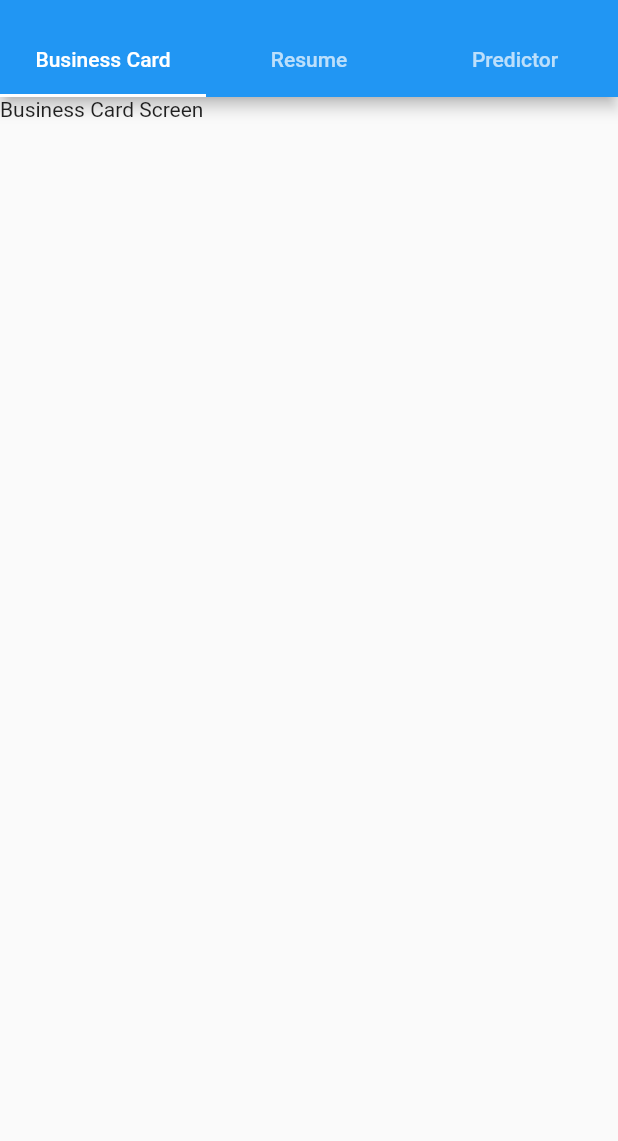
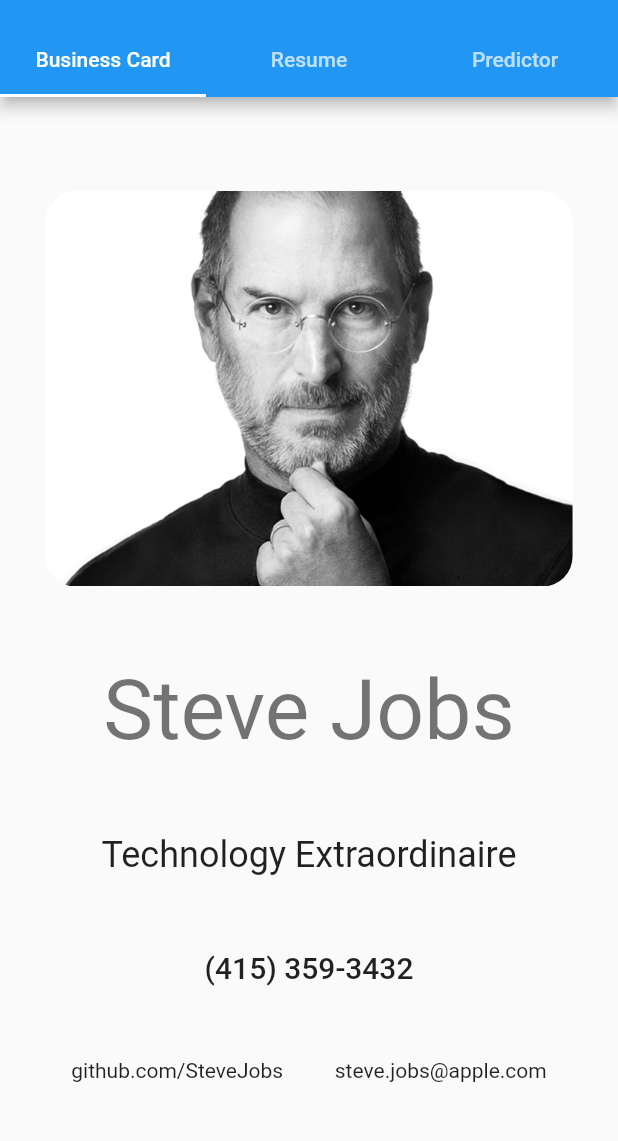
Before and after one commit to Schow94/Call-Me-Maybe, a Flutter app: the screen it shows after launch, on a phone screen of 412 x 824 dp, the part 59-1200 px from its top. Run offline on Flutter 3.47's test engine with Material 2 defaults, Android fonts, the phone set to English and light mode, and no system bars.

Commit message:
Work on BusinessCard Screen

```diff
--- a/lib/screens/business_card_screen.dart
+++ b/lib/screens/business_card_screen.dart
@@ -5,8 +5,48 @@ class BusinessCard extends StatelessWidget {
 
   @override
   Widget build(BuildContext context) {
-    return Container(
-      child: const Text('Business Card Screen'),
+    return FractionallySizedBox(
+      heightFactor: 0.95,
+      widthFactor: 0.95,
+      child: Padding(
+        padding: EdgeInsets.all(20),
+        child: Column(
+          mainAxisAlignment: MainAxisAlignment.spaceAround,
+          children: [
+            ClipRRect(
+              borderRadius: BorderRadius.circular(20.0),
+              child: Image.asset(
+                'assets/images/stevejobs.jpeg',
+              ),
+            ),
+            Text(
+              'Steve Jobs',
+              style: Theme.of(context).textTheme.headline2,
+            ),
+            Text(
+              'Technology Extraordinaire',
+              style: Theme.of(context).textTheme.headline5,
+            ),
+            Text(
+              '(415) 359-3432',
+              style: Theme.of(context).textTheme.headline6,
+            ),
+            Row(
+              mainAxisAlignment: MainAxisAlignment.spaceAround,
+              children: [
+                Text(
+                  'github.com/SteveJobs',
+                  style: Theme.of(context).textTheme.bodyText2,
+                ),
+                Text(
+                  'steve.jobs@apple.com',
+                  style: Theme.of(context).textTheme.bodyText2,
+                ),
+              ],
+            ),
+          ],
+        ),
+      ),
     );
   }
 }
```
Also changed, not shown: pubspec.yaml (+3 -6 lines), assets/images/stevejobs.jpeg (added).
